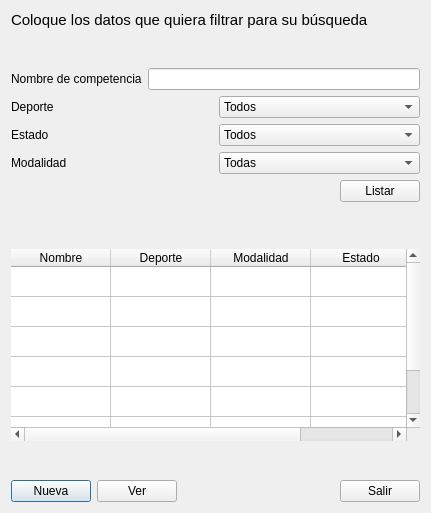
First picture: the form in GUI/Nueva/listar_competencias.ui, repository bertilxi/Pegaso, before the edit.
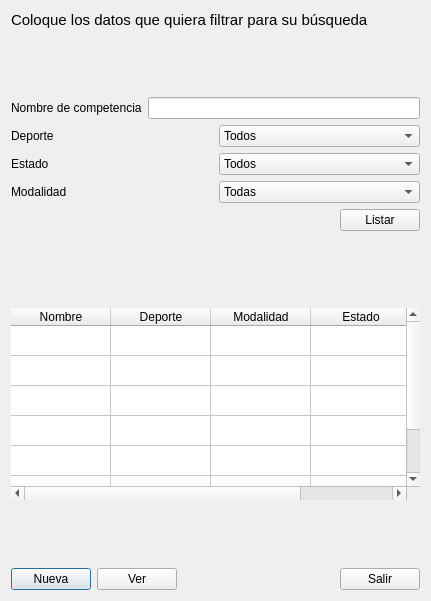
Second picture: the form after the edit.

What changed in the file:
```diff
--- a/GUI/Nueva/listar_competencias.ui
+++ b/GUI/Nueva/listar_competencias.ui
@@ -7,7 +7,7 @@
     <x>0</x>
     <y>0</y>
     <width>431</width>
-    <height>513</height>
+    <height>601</height>
    </rect>
   </property>
   <property name="windowTitle">
```
Left out of the diff: 1 changed line with no effect on the pictures.
